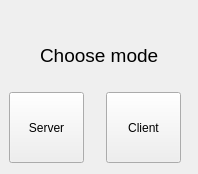
This is 3/Tank/gamewindow.ui in Zhibarev/Hw as Qt 5 draws it before an edit. The edited form follows.
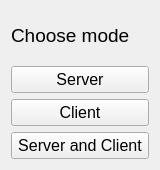
This is the edited form.

```diff
--- a/3/Tank/gamewindow.ui
+++ b/3/Tank/gamewindow.ui
@@ -6,26 +6,26 @@
    <rect>
     <x>0</x>
     <y>0</y>
-    <width>198</width>
-    <height>174</height>
+    <width>160</width>
+    <height>170</height>
    </rect>
   </property>
   <property name="sizePolicy">
    <sizepolicy hsizetype="Fixed" vsizetype="Fixed">
-    <horstretch>0</horstretch>
+    <horstretch>160</horstretch>
     <verstretch>0</verstretch>
    </sizepolicy>
   </property>
-  <property name="minimumSize">
-   <size>
-    <width>198</width>
-    <height>174</height>
-   </size>
-  </property>
   <property name="maximumSize">
    <size>
-    <width>198</width>
-    <height>174</height>
+    <width>160</width>
+    <height>170</height>
+   </size>
+  </property>
+  <property name="sizeIncrement">
+   <size>
+    <width>160</width>
+    <height>170</height>
    </size>
   </property>
   <property name="baseSize">
@@ -44,46 +44,50 @@
      <verstretch>0</verstretch>
     </sizepolicy>
    </property>
-   <widget class="QPushButton" name="pushButton_2">
-    <property name="geometry">
-     <rect>
-      <x>106</x>
-      <y>92</y>
-      <width>75</width>
-      <height>71</height>
-     </rect>
-    </property>
+   <layout class="QGridLayout" name="gridLayout">
+    <item row="3" column="0">
+     <widget class="QPushButton" name="clientButton">
     <property name="sizePolicy">
-     <sizepolicy hsizetype="Minimum" vsizetype="Fixed">
+       <sizepolicy hsizetype="Preferred" vsizetype="Fixed">
       <horstretch>0</horstretch>
       <verstretch>0</verstretch>
      </sizepolicy>
     </property>
+      <property name="font">
+       <font>
+        <pointsize>12</pointsize>
+       </font>
+      </property>
     <property name="text">
      <string>Client</string>
     </property>
    </widget>
-   <widget class="QPushButton" name="pushButton">
-    <property name="geometry">
-     <rect>
-      <x>9</x>
-      <y>92</y>
-      <width>75</width>
-      <height>71</height>
-     </rect>
+    </item>
+    <item row="1" column="0">
+     <widget class="QPushButton" name="serverButton">
+      <property name="sizePolicy">
+       <sizepolicy hsizetype="Preferred" vsizetype="Fixed">
+        <horstretch>0</horstretch>
+        <verstretch>0</verstretch>
+       </sizepolicy>
+      </property>
+      <property name="font">
+       <font>
+        <pointsize>12</pointsize>
+       </font>
     </property>
     <property name="text">
      <string>Server</string>
     </property>
    </widget>
-   <widget class="QLabel" name="label">
-    <property name="geometry">
-     <rect>
-      <x>40</x>
-      <y>40</y>
-      <width>121</width>
-      <height>31</height>
-     </rect>
+    </item>
+    <item row="0" column="0">
+     <widget class="QLabel" name="dialog">
+      <property name="sizePolicy">
+       <sizepolicy hsizetype="Preferred" vsizetype="Preferred">
+        <horstretch>0</horstretch>
+        <verstretch>0</verstretch>
+       </sizepolicy>
     </property>
     <property name="font">
      <font>
@@ -94,6 +98,26 @@
      <string>Choose mode</string>
     </property>
    </widget>
+    </item>
+    <item row="4" column="0">
+     <widget class="QPushButton" name="serverClient">
+      <property name="sizePolicy">
+       <sizepolicy hsizetype="Preferred" vsizetype="Fixed">
+        <horstretch>0</horstretch>
+        <verstretch>0</verstretch>
+       </sizepolicy>
+      </property>
+      <property name="font">
+       <font>
+        <pointsize>12</pointsize>
+       </font>
+      </property>
+      <property name="text">
+       <string>Server and Client</string>
+      </property>
+     </widget>
+    </item>
+   </layout>
   </widget>
  </widget>
  <layoutdefault spacing="6" margin="11"/>
```
Lines whose indentation alone changed are shown as unchanged.
